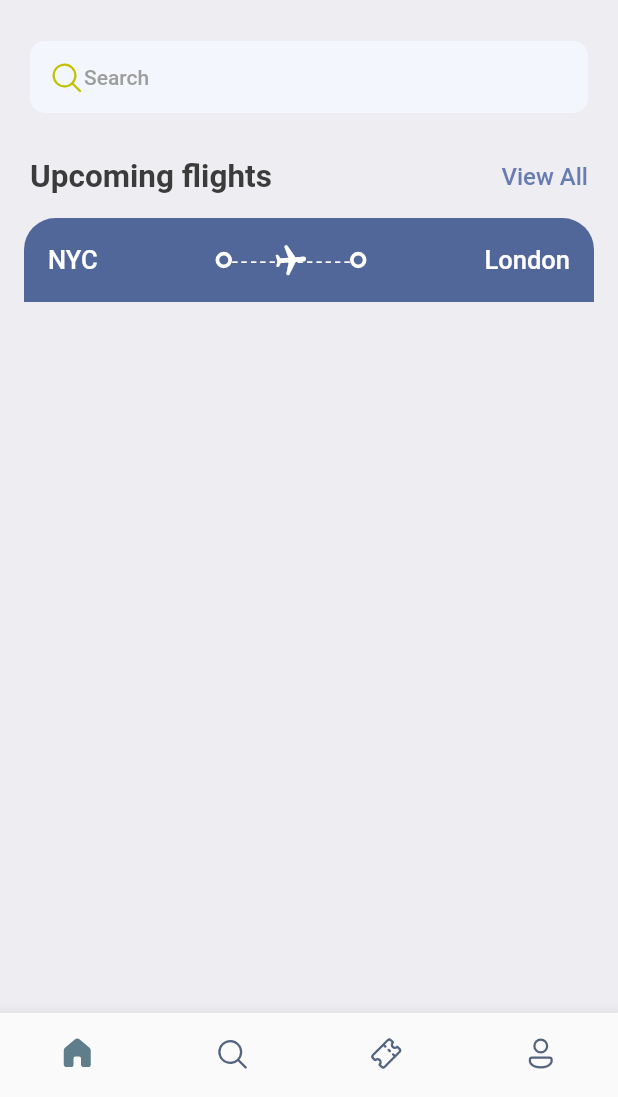
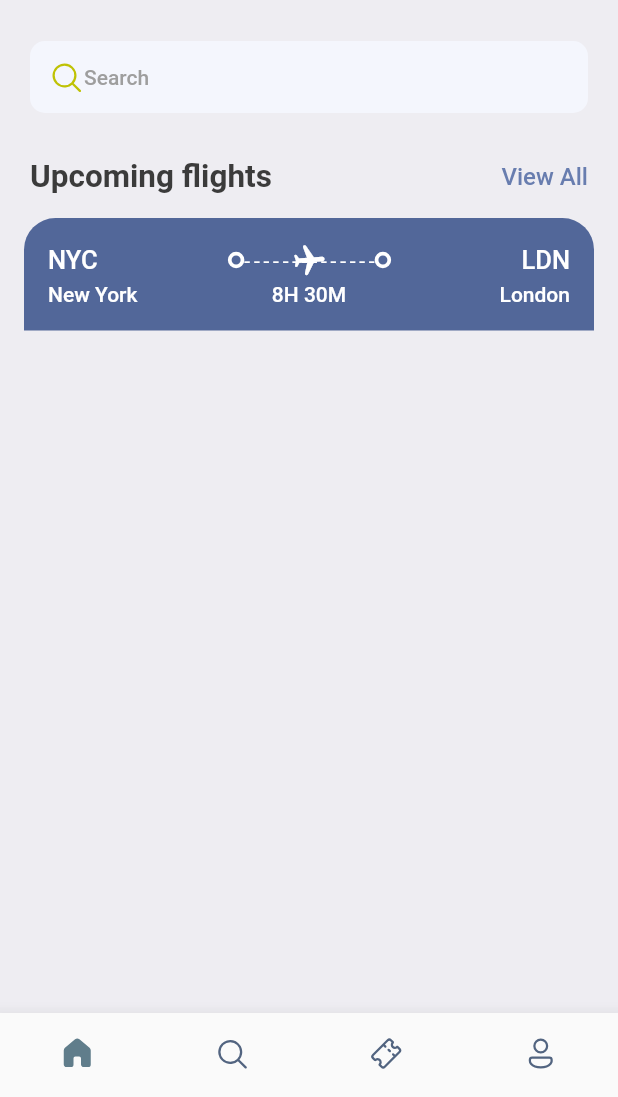
Before and after one commit to aayushgulia666/ticket_booking, a Flutter app: the screen it shows after launch, on a phone screen of 412 x 824 dp, the part 139-1236 px from its top. Run offline on Flutter 3.47's test engine with Material 2 defaults, Android fonts, the phone set to English and light mode, and no system bars; our stand-ins replace fluentui_system_icons, gap.

Commit message:
description row added.

```diff
--- a/lib/ticket_view.dart
+++ b/lib/ticket_view.dart
@@ -1,5 +1,6 @@
 import 'package:flutter/cupertino.dart';
 import 'package:flutter/material.dart';
+import 'package:gap/gap.dart';
 import 'package:ticket_booking/utils/app_layout.dart';
 import 'package:ticket_booking/utils/app_styles.dart';
 import 'package:ticket_booking/widgets/circle_container.dart';
@@ -20,6 +21,9 @@ class TicketView extends StatelessWidget {
         margin: const EdgeInsets.only(left: 16, right: 16),
         child: Column(
           children: [
+            /*
+            Shows the blue part of the ticket.
+             */
             Container(
               decoration: const BoxDecoration(
                 color: Color(0xFF526799),
@@ -56,9 +60,34 @@ class TicketView extends StatelessWidget {
                       )),
                       const CircleContainer(),
                       Expanded(child: Container()),
-                      Text("London", style: Styles.headlineStyle3.copyWith(color: Colors.white),),
+                      Text("LDN", style: Styles.headlineStyle3.copyWith(color: Colors.white),),
                     ],
-                  )
+                  ),
+                  const Gap(3),
+                  Row(
+                    mainAxisAlignment: MainAxisAlignment.spaceBetween,
+                    children: [
+                      SizedBox(
+                        width: 100,
+                        child: Text("New York", style: Styles.headlineStyle4.copyWith(color: Colors.white),),
+                      ),
+                      Text("8H 30M", style: Styles.headlineStyle4.copyWith(color: Colors.white),),
+                      SizedBox(
+                        width: 100,
+                        child: Text("London", textAlign: TextAlign.end, style: Styles.headlineStyle4.copyWith(color: Colors.white),),
+                      ),
+                    ],
+                  ),
+                ],
+              ),
+            ),
+            /*
+            Shows the orange part of the ticket.
+             */
+            Container(
+              child: Row(
+                children: [
+                  SizedBox()
                 ],
               ),
             )
```
